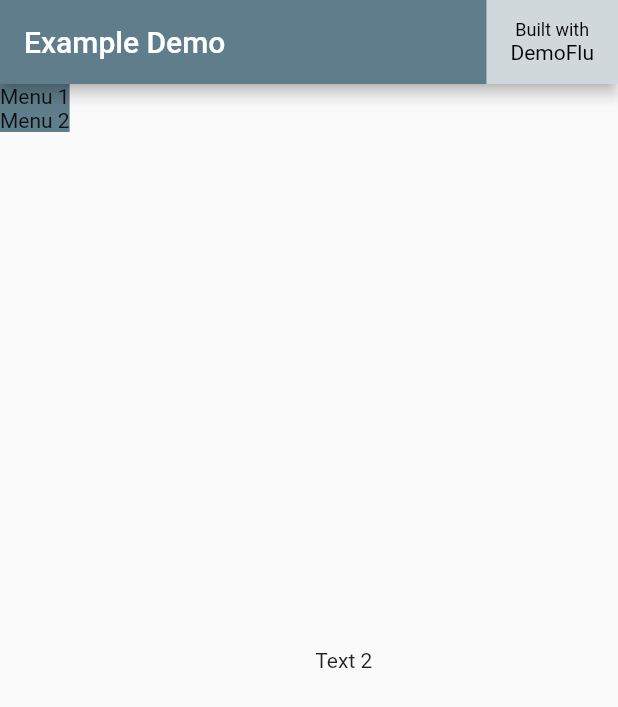
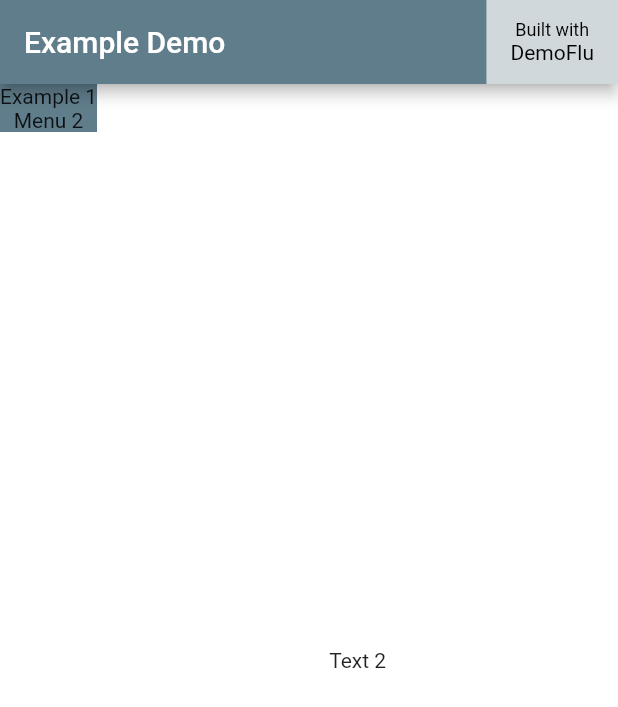
Before and after one commit to caduandrade/demoflu, a Flutter app: the screen it shows after launch, after a tap on "Menu 2", on a phone screen of 412 x 824 dp. Shown: the top 707 px of the screen. Run offline on Flutter 3.47's test engine with Material 2 defaults, Android fonts, the phone set to English and light mode, and no system bars; missing offline and left inert: multi_split_view.

Commit message:
Example size

```diff
--- /dev/null
+++ b/example/lib/example1.dart
@@ -0,0 +1,11 @@
+
+
+import 'package:flutter/widgets.dart';
+
+class Example1 extends StatelessWidget{
+  @override
+  Widget build(BuildContext context) {
+    return Center(child: Text('Text 1'));
+  }
+
+}
--- a/example/lib/main.dart
+++ b/example/lib/main.dart
@@ -1,18 +1,19 @@
 import 'package:demoflu/demoflu.dart';
+import 'package:example/example1.dart';
 import 'package:flutter/material.dart';
 
 void main() {
-  runApp(DemoFluApp(
-      title: 'Example Demo',
-      menu: DemoFluMenu(sections: [
-        DemoFluMenuSection(menuItems: [
-          DemoFluMenuItem(
-              text: 'Menu 1',
-              builder: (context) => Center(child: Text('Text 1')),
-              resizableContent: true),
-          DemoFluMenuItem(
-              text: 'Menu 2',
-              builder: (context) => Center(child: Text('Text 2')))
-        ])
-      ])));
+  runApp(DemoFluApp(title: 'Example Demo', menuSections: [
+    DemoFluMenuSection(menuItems: [
+      DemoFluMenuItem(
+        text: 'Example 1',
+        builder: (context) => Example1(),
+        resizableContent: true,
+        limitedSize: Size(600, 450),
+        codeFile: 'lib/example1.dart',
+      ),
+      DemoFluMenuItem(
+          text: 'Menu 2', builder: (context) => Center(child: Text('Text 2')))
+    ])
+  ]));
 }
--- a/example/pubspec.yaml
+++ b/example/pubspec.yaml
@@ -46,8 +46,8 @@ flutter:
   uses-material-design: true
 
   # To add assets to your application, add an assets section, like this:
-  # assets:
-  #   - images/a_dot_burr.jpeg
+  assets:
+    - lib/example1.dart
   #   - images/a_dot_ham.jpeg
 
   # An image asset can refer to one or more resolution-specific "variants", see
--- a/lib/src/demoflu_app.dart
+++ b/lib/src/demoflu_app.dart
@@ -1,42 +1,44 @@
 import 'package:demoflu/demoflu.dart';
+import 'package:flutter/services.dart' show rootBundle;
 import 'package:flutter/material.dart';
 import 'package:multi_split_view/multi_split_view.dart';
 
 class DemoFluApp extends StatefulWidget {
-  const DemoFluApp({required this.title, required this.menu});
+  const DemoFluApp({required this.title, required this.menuSections});
 
   final String title;
-  final DemoFluMenu menu;
+  final List<DemoFluMenuSection> menuSections;
 
   @override
-  State<StatefulWidget> createState() => DemoFluAppState();
+  State<StatefulWidget> createState() => _DemoFluAppState();
 }
 
-class DemoFluAppState extends State<DemoFluApp> {
-  WidgetBuilder? _widgetBuilder;
-  bool _resizableContent = false;
+class _DemoFluAppState extends State<DemoFluApp> {
+  DemoFluMenuItem? _currentMenuItem;
 
   @override
   void initState() {
     super.initState();
-    if (widget.menu.sections.isNotEmpty) {
-      DemoFluMenuSection section = widget.menu.sections.first;
+    if (widget.menuSections.isNotEmpty) {
+      DemoFluMenuSection section = widget.menuSections.first;
       if (section.menuItems.isNotEmpty) {
-        DemoFluMenuItem menuItem = section.menuItems.first;
-        _widgetBuilder = menuItem.builder;
-        _resizableContent = menuItem.resizableContent;
+        _currentMenuItem = section.menuItems.first;
       }
     }
   }
 
-  void updateFor(DemoFluMenuItem menuItem) {
+  void updateFor(DemoFluMenuItem menuItem) async {
+    String? code;
+    if (menuItem.codeFile != null) {
+      code = await rootBundle.loadString(menuItem.codeFile!);
+      print(code);
+    }
     setState(() {
-      _widgetBuilder = menuItem.builder;
-      _resizableContent = menuItem.resizableContent;
+      _currentMenuItem = menuItem;
     });
   }
 
-  DemoFluMenu get menu => widget.menu;
+  List<DemoFluMenuSection> get menuSections => widget.menuSections;
 
   @override
   Widget build(BuildContext context) {
@@ -45,15 +47,14 @@ class DemoFluAppState extends State<DemoFluApp> {
         title: widget.title,
         theme: ThemeData(
             primarySwatch: Colors.blueGrey,
-        ),
+            scaffoldBackgroundColor: Colors.white),
         home: Scaffold(
             appBar:
                 AppBar(title: Text(widget.title), actions: [_DemoFluLogo()]),
-            body: _DemoFluAppInheritedWidget(
-                state: this, child: _DemoFluBody())));
+            body: _DemoFluAppInheritedWidget(state: this, child: _Body())));
   }
 
-  static DemoFluAppState? of(BuildContext context) {
+  static _DemoFluAppState? of(BuildContext context) {
     return context
         .dependOnInheritedWidgetOfExactType<_DemoFluAppInheritedWidget>()
         ?.state;
@@ -64,7 +65,7 @@ class _DemoFluAppInheritedWidget extends InheritedWidget {
   _DemoFluAppInheritedWidget({required this.state, required Widget child})
       : super(child: child);
 
-  final DemoFluAppState state;
+  final _DemoFluAppState state;
 
   @override
   bool updateShouldNotify(covariant _DemoFluAppInheritedWidget oldWidget) =>
@@ -90,16 +91,60 @@ class _DemoFluLogo extends StatelessWidget {
   }
 }
 
-class _DemoFluBody extends StatelessWidget {
+class _MenuWidget extends StatelessWidget {
   @override
   Widget build(BuildContext context) {
-    DemoFluAppState state = DemoFluAppState.of(context)!;
-    Widget content = Container();
-    if (state._widgetBuilder != null) {
-      content = state._widgetBuilder!(context);
+    _DemoFluAppState state = _DemoFluAppState.of(context)!;
+    ThemeData theme = Theme.of(context);
+    List<Widget> children = [];
+    for (DemoFluMenuSection menuSection in state.menuSections) {
+      children.add(_MenuSectionWidget(menuSection));
+    }
+    return SingleChildScrollView(
+        child: Container(
+            child: Column(children: children), color: theme.accentColor));
+  }
 }
 
-    if (state._resizableContent) {
+class _MenuSectionWidget extends StatelessWidget {
+  _MenuSectionWidget(this.menuSection);
+
+  final DemoFluMenuSection menuSection;
+
+  @override
+  Widget build(BuildContext context) {
+    List<Widget> children = [];
+    for (DemoFluMenuItem menuItem in menuSection.menuItems) {
+      children.add(_MenuItemWidget(menuItem));
+    }
+    return Column(children: children);
+  }
+}
+
+class _MenuItemWidget extends StatelessWidget {
+  _MenuItemWidget(this.menuItem);
+
+  final DemoFluMenuItem menuItem;
+
+  @override
+  Widget build(BuildContext context) {
+    _DemoFluAppState state = _DemoFluAppState.of(context)!;
+    return InkWell(
+        child: Text(menuItem.text), onTap: () => state.updateFor(menuItem));
+  }
+}
+
+class _Body extends StatelessWidget {
+  @override
+  Widget build(BuildContext context) {
+    _DemoFluAppState state = _DemoFluAppState.of(context)!;
+    ThemeData theme = Theme.of(context);
+    Widget content = Container();
+    if (state._currentMenuItem != null) {
+      DemoFluMenuItem menuItem = state._currentMenuItem!;
+      content = menuItem.builder(context);
+
+      if (menuItem.resizableContent) {
         var dividerPainter =
             (Axis axis, bool resizable, Canvas canvas, Size size) {
           var paint = Paint()
@@ -135,9 +180,21 @@ class _DemoFluBody extends StatelessWidget {
             dividerThickness: 10,
             dividerPainter: dividerPainter);
       }
-
+      content = Container(child: content, color: theme.scaffoldBackgroundColor);
+      if (menuItem.limitedSize != null) {
+        //TODO min layout builder size
+        content = Container(
+            color: Colors.grey[200],
+            child: Center(
+                child: Container(
+              child: content,
+              width: menuItem.limitedSize!.width,
+              height: menuItem.limitedSize!.height,
+            )));
+      }
+    }
     return Row(
-        children: [state.menu, Expanded(child: content)],
+        children: [_MenuWidget(), Expanded(child: content)],
         crossAxisAlignment: CrossAxisAlignment.stretch);
   }
 }
--- a/lib/src/menu.dart
+++ b/lib/src/menu.dart
@@ -2,45 +2,24 @@ import 'package:demoflu/demoflu.dart';
 import 'package:flutter/cupertino.dart';
 import 'package:flutter/material.dart';
 
-class DemoFluMenuItem extends StatelessWidget {
+class DemoFluMenuItem {
   const DemoFluMenuItem(
       {required this.text,
       required this.builder,
-      this.resizableContent = false});
+      this.resizableContent = false,
+      this.codeFile,
+      this.limitedSize});
 
   final String text;
   final WidgetBuilder builder;
   final bool resizableContent;
-
-  @override
-  Widget build(BuildContext context) {
-    DemoFluAppState state = DemoFluAppState.of(context)!;
-    return InkWell(child: Text(text), onTap: () => state.updateFor(this));
-  }
+  final String? codeFile;
+  final Size? limitedSize;
 }
 
-class DemoFluMenuSection extends StatelessWidget {
+class DemoFluMenuSection {
   final String? text;
   final List<DemoFluMenuItem> menuItems;
 
   const DemoFluMenuSection({this.text, required this.menuItems});
-
-  @override
-  Widget build(BuildContext context) {
-    return Column(children: menuItems);
-  }
 }
-
-class DemoFluMenu extends StatelessWidget {
-  const DemoFluMenu({required this.sections});
-
-  final List<DemoFluMenuSection> sections;
-
-  @override
-  Widget build(BuildContext context) {
-    ThemeData theme = Theme.of(context);
-    return SingleChildScrollView(
-        child: Container(
-            child: Column(children: sections), color: theme.accentColor));
-  }
-}
```
Lines whose indentation alone changed are shown as unchanged.
